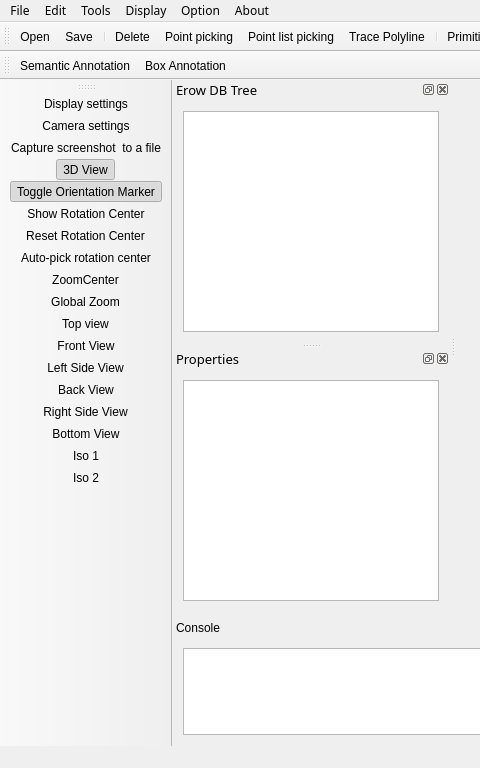
This is eCV/ui_templates/MainWindow.ui in Asher-1/ACloudViewer as Qt 5 draws it before an edit; both pictures show x 0 to 480 and y 0 to 768 of the 1024 by 768 pixel window. The edited form follows.
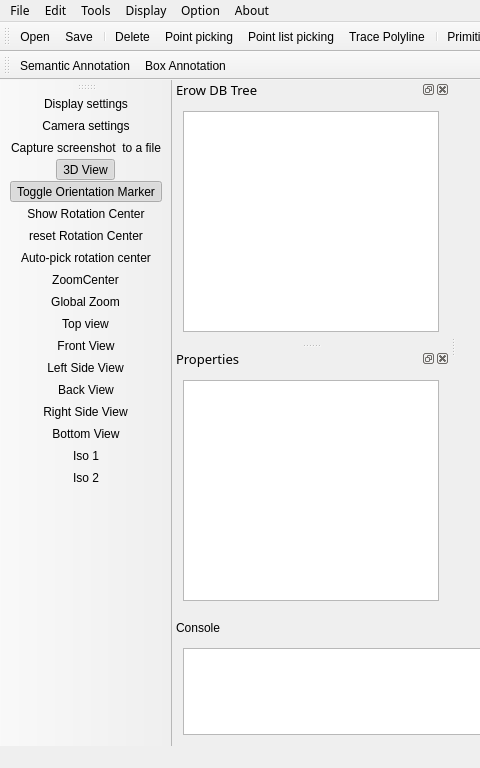
This is the edited form. Icons and pictures are not drawn. Custom widgets are drawn as their Qt base class.

```diff
--- a/eCV/ui_templates/MainWindow.ui
+++ b/eCV/ui_templates/MainWindow.ui
@@ -3213,7 +3213,7 @@
      <normaloff>:/Resources/images/pqResetCenter@2x.png</normaloff>:/Resources/images/pqResetCenter@2x.png</iconset>
    </property>
    <property name="text">
-    <string>Reset Rotation Center</string>
+    <string>reset Rotation Center</string>
    </property>
    <property name="statusTip">
     <string>Reset Rotation Center</string>
```
Left out of the diff: 8 changed lines with no effect on the pictures.
